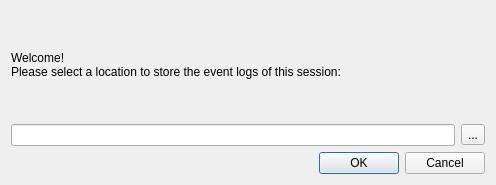
Old version of the form empkins_sync_board_gui/ui/event_location_dialog.ui in the repository empkins/empkins-sync-board-gui.
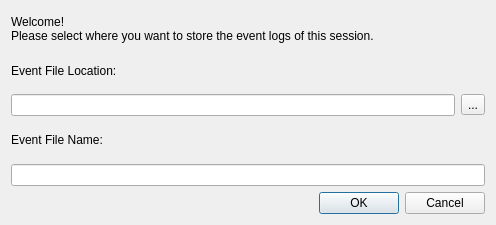
New version of the form. Icons and pictures are not drawn.

Commit message: fix event log file selection dialog

The edit to the form file:
```diff
--- a/empkins_sync_board_gui/ui/event_location_dialog.ui
+++ b/empkins_sync_board_gui/ui/event_location_dialog.ui
@@ -7,7 +7,7 @@
     <x>0</x>
     <y>0</y>
     <width>496</width>
-    <height>185</height>
+    <height>225</height>
    </rect>
   </property>
   <property name="sizePolicy">
@@ -39,13 +39,20 @@
        </property>
        <property name="text">
         <string>Welcome!
-Please select a location to store the event logs of this session:</string>
+Please select where you want to store the event logs of this session.</string>
        </property>
        <property name="wordWrap">
         <bool>true</bool>
        </property>
       </widget>
      </item>
+     <item>
+      <widget class="QLabel" name="file_location_label">
+       <property name="text">
+        <string>Event File Location:</string>
+       </property>
+      </widget>
+     </item>
      <item>
       <layout class="QHBoxLayout" name="horizontalLayout">
        <item>
@@ -83,6 +90,16 @@
        </item>
       </layout>
      </item>
+     <item>
+      <widget class="QLabel" name="file_name_label">
+       <property name="text">
+        <string>Event File Name:</string>
+       </property>
+      </widget>
+     </item>
+     <item>
+      <widget class="QLineEdit" name="event_file_name"/>
+     </item>
      <item>
       <widget class="QDialogButtonBox" name="buttonBox">
        <property name="palette">
```
The commit also changes 6 other files.
